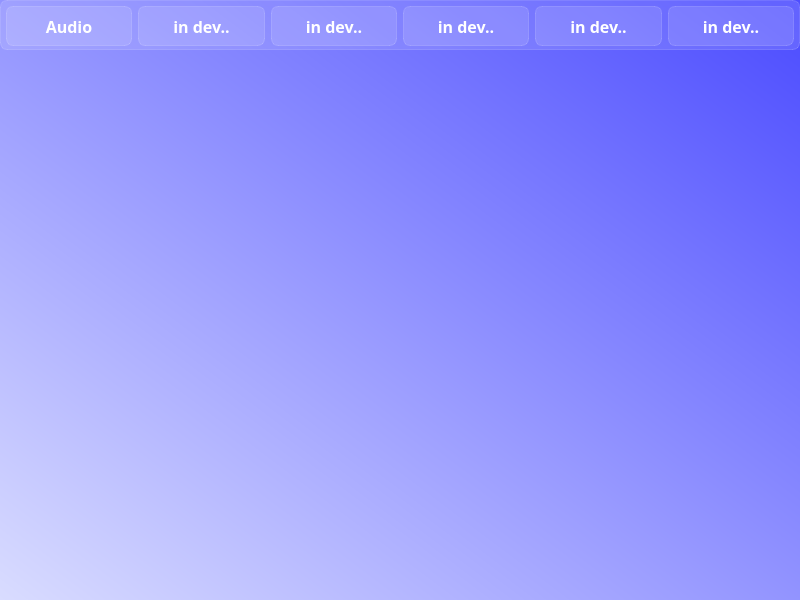
Skorikof/BlackPearl, file src/blackpearl/ui/ui/main_ui.ui: the form before one commit.
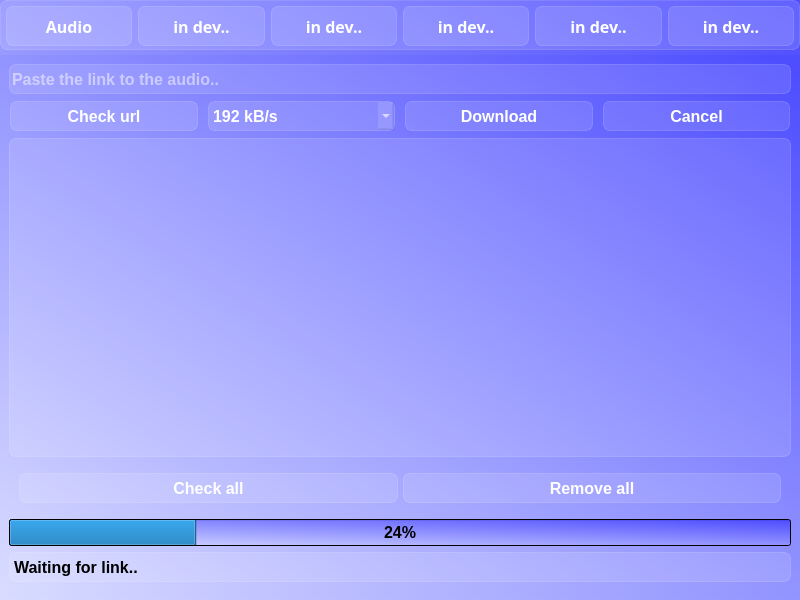
The form after the commit.

```diff
--- a/src/blackpearl/ui/ui/main_ui.ui
+++ b/src/blackpearl/ui/ui/main_ui.ui
@@ -32,7 +32,7 @@
    </property>
    <layout class="QVBoxLayout" name="verticalLayout">
     <property name="spacing">
-     <number>0</number>
+     <number>5</number>
     </property>
     <property name="leftMargin">
      <number>0</number>
@@ -43,9 +43,6 @@
     <property name="rightMargin">
      <number>0</number>
     </property>
-    <property name="bottomMargin">
-     <number>0</number>
-    </property>
     <item>
      <widget class="QFrame" name="main_mtn_frame">
       <property name="maximumSize">
@@ -305,22 +302,438 @@
      </widget>
     </item>
     <item>
-     <widget class="QFrame" name="frame">
-      <property name="maximumSize">
-       <size>
-        <width>16777215</width>
-        <height>16777215</height>
-       </size>
+     <widget class="QStackedWidget" name="stackedWidget">
+      <property name="currentIndex">
+       <number>0</number>
       </property>
-      <property name="styleSheet">
-       <string notr="true">background-color: rgba(255, 255, 255, 0);</string>
-      </property>
-      <property name="frameShape">
-       <enum>QFrame::Shape::StyledPanel</enum>
-      </property>
-      <property name="frameShadow">
-       <enum>QFrame::Shadow::Raised</enum>
-      </property>
+      <widget class="QWidget" name="audio_page">
+       <layout class="QVBoxLayout" name="verticalLayout_2">
+        <item>
+         <widget class="QLineEdit" name="audio_url_le">
+          <property name="minimumSize">
+           <size>
+            <width>0</width>
+            <height>30</height>
+           </size>
+          </property>
+          <property name="maximumSize">
+           <size>
+            <width>16777215</width>
+            <height>30</height>
+           </size>
+          </property>
+          <property name="font">
+           <font>
+            <family>System</family>
+            <pointsize>12</pointsize>
+            <bold>true</bold>
+           </font>
+          </property>
+          <property name="styleSheet">
+           <string notr="true">color: white;
+background-color: rgba(255, 255, 255, 30);
+border: 1px solid rgba(255, 255, 255, 40);
+border-radius: 7px;
+</string>
+          </property>
+          <property name="text">
+           <string/>
+          </property>
+          <property name="placeholderText">
+           <string>Paste the link to the audio..</string>
+          </property>
+         </widget>
+        </item>
+        <item>
+         <widget class="QFrame" name="audio_btn_frame">
+          <property name="styleSheet">
+           <string notr="true">background-color: rgba(255, 255, 255, 0);
+border: 1px solid rgba(255, 255, 255, 0);
+border-radius: 7px;</string>
+          </property>
+          <layout class="QHBoxLayout" name="horizontalLayout_2">
+           <property name="spacing">
+            <number>10</number>
+           </property>
+           <property name="leftMargin">
+            <number>0</number>
+           </property>
+           <property name="topMargin">
+            <number>0</number>
+           </property>
+           <property name="rightMargin">
+            <number>0</number>
+           </property>
+           <property name="bottomMargin">
+            <number>0</number>
+           </property>
+           <item>
+            <widget class="QPushButton" name="audio_check_btn">
+             <property name="minimumSize">
+              <size>
+               <width>0</width>
+               <height>30</height>
+              </size>
+             </property>
+             <property name="maximumSize">
+              <size>
+               <width>16777215</width>
+               <height>30</height>
+              </size>
+             </property>
+             <property name="font">
+              <font>
+               <family>Arial</family>
+               <pointsize>12</pointsize>
+               <bold>true</bold>
+              </font>
+             </property>
+             <property name="styleSheet">
+              <string notr="true">QPushButton {
+color: white;
+background-color: rgba(255, 255, 255, 30);
+border: 1px solid rgba(255, 255, 255, 40);
+border-radius: 7px;
+}
+
+QPushButton:hover {
+background-color: rgba(255, 255, 255, 40);
+}
+
+QPushButton:pressed {
+background-color: rgba(255, 255, 255, 70);
+}
+</string>
+             </property>
+             <property name="text">
+              <string>Check url</string>
+             </property>
+            </widget>
+           </item>
+           <item>
+            <widget class="QComboBox" name="audio_quality_cb">
+             <property name="minimumSize">
+              <size>
+               <width>0</width>
+               <height>30</height>
+              </size>
+             </property>
+             <property name="maximumSize">
+              <size>
+               <width>16777215</width>
+               <height>30</height>
+              </size>
+             </property>
+             <property name="font">
+              <font>
+               <family>Arial</family>
+               <pointsize>12</pointsize>
+               <bold>true</bold>
+              </font>
+             </property>
+             <property name="styleSheet">
+              <string notr="true">color: white;
+background-color: rgba(255, 255, 255, 30);
+border: 1px solid rgba(255, 255, 255, 40);
+border-radius: 7px;</string>
+             </property>
+             <property name="currentIndex">
+              <number>1</number>
+             </property>
+             <item>
+              <property name="text">
+               <string>128 kB/s</string>
+              </property>
+             </item>
+             <item>
+              <property name="text">
+               <string>192 kB/s</string>
+              </property>
+             </item>
+             <item>
+              <property name="text">
+               <string>320 kB/s</string>
+              </property>
+             </item>
+            </widget>
+           </item>
+           <item>
+            <widget class="QPushButton" name="audio_download_btn">
+             <property name="minimumSize">
+              <size>
+               <width>0</width>
+               <height>30</height>
+              </size>
+             </property>
+             <property name="maximumSize">
+              <size>
+               <width>16777215</width>
+               <height>30</height>
+              </size>
+             </property>
+             <property name="font">
+              <font>
+               <family>Arial</family>
+               <pointsize>12</pointsize>
+               <bold>true</bold>
+              </font>
+             </property>
+             <property name="styleSheet">
+              <string notr="true">QPushButton {
+color: white;
+background-color: rgba(255, 255, 255, 30);
+border: 1px solid rgba(255, 255, 255, 40);
+border-radius: 7px;
+}
+
+QPushButton:hover {
+background-color: rgba(255, 255, 255, 40);
+}
+
+QPushButton:pressed {
+background-color: rgba(255, 255, 255, 70);
+}
+</string>
+             </property>
+             <property name="text">
+              <string>Download</string>
+             </property>
+            </widget>
+           </item>
+           <item>
+            <widget class="QPushButton" name="audio_cancel_btn">
+             <property name="minimumSize">
+              <size>
+               <width>0</width>
+               <height>30</height>
+              </size>
+             </property>
+             <property name="maximumSize">
+              <size>
+               <width>16777215</width>
+               <height>30</height>
+              </size>
+             </property>
+             <property name="font">
+              <font>
+               <family>Arial</family>
+               <pointsize>12</pointsize>
+               <bold>true</bold>
+              </font>
+             </property>
+             <property name="styleSheet">
+              <string notr="true">QPushButton {
+color: white;
+background-color: rgba(255, 255, 255, 30);
+border: 1px solid rgba(255, 255, 255, 40);
+border-radius: 7px;
+}
+
+QPushButton:hover {
+background-color: rgba(255, 255, 255, 40);
+}
+
+QPushButton:pressed {
+background-color: rgba(255, 255, 255, 70);
+}
+</string>
+             </property>
+             <property name="text">
+              <string>Cancel</string>
+             </property>
+            </widget>
+           </item>
+          </layout>
+         </widget>
+        </item>
+        <item>
+         <widget class="QTableWidget" name="audio_tableWidget">
+          <property name="styleSheet">
+           <string notr="true">color: white;
+background-color: rgba(255, 255, 255, 30);
+border: 1px solid rgba(255, 255, 255, 40);
+border-radius: 7px;
+</string>
+          </property>
+         </widget>
+        </item>
+        <item>
+         <widget class="QFrame" name="audio_check_btn_frame">
+          <property name="styleSheet">
+           <string notr="true">background-color: rgba(255, 255, 255, 0);
+border: 1px solid rgba(255, 255, 255, 0);
+border-radius: 7px;
+</string>
+          </property>
+          <layout class="QHBoxLayout" name="horizontalLayout_3">
+           <property name="spacing">
+            <number>5</number>
+           </property>
+           <item>
+            <widget class="QPushButton" name="audio_check_all_btn">
+             <property name="minimumSize">
+              <size>
+               <width>0</width>
+               <height>30</height>
+              </size>
+             </property>
+             <property name="maximumSize">
+              <size>
+               <width>16777215</width>
+               <height>30</height>
+              </size>
+             </property>
+             <property name="font">
+              <font>
+               <family>Arial</family>
+               <pointsize>12</pointsize>
+               <bold>true</bold>
+              </font>
+             </property>
+             <property name="styleSheet">
+              <string notr="true">QPushButton {
+color: white;
+background-color: rgba(255, 255, 255, 30);
+border: 1px solid rgba(255, 255, 255, 40);
+border-radius: 7px;
+}
+
+QPushButton:hover {
+background-color: rgba(255, 255, 255, 40);
+}
+
+QPushButton:pressed {
+background-color: rgba(255, 255, 255, 70);
+}
+</string>
+             </property>
+             <property name="text">
+              <string>Check all</string>
+             </property>
+            </widget>
+           </item>
+           <item>
+            <widget class="QPushButton" name="audio_remove_all_btn">
+             <property name="minimumSize">
+              <size>
+               <width>0</width>
+               <height>30</height>
+              </size>
+             </property>
+             <property name="maximumSize">
+              <size>
+               <width>16777215</width>
+               <height>30</height>
+              </size>
+             </property>
+             <property name="font">
+              <font>
+               <family>Arial</family>
+               <pointsize>12</pointsize>
+               <bold>true</bold>
+              </font>
+             </property>
+             <property name="styleSheet">
+              <string notr="true">QPushButton {
+color: white;
+background-color: rgba(255, 255, 255, 30);
+border: 1px solid rgba(255, 255, 255, 40);
+border-radius: 7px;
+}
+
+QPushButton:hover {
+background-color: rgba(255, 255, 255, 40);
+}
+
+QPushButton:pressed {
+background-color: rgba(255, 255, 255, 70);
+}
+</string>
+             </property>
+             <property name="text">
+              <string>Remove all</string>
+             </property>
+            </widget>
+           </item>
+          </layout>
+         </widget>
+        </item>
+        <item>
+         <widget class="QProgressBar" name="audio_progressBar">
+          <property name="font">
+           <font>
+            <family>Arial</family>
+            <pointsize>12</pointsize>
+            <bold>true</bold>
+           </font>
+          </property>
+          <property name="value">
+           <number>24</number>
+          </property>
+         </widget>
+        </item>
+        <item>
+         <widget class="QLabel" name="audio_label">
+          <property name="minimumSize">
+           <size>
+            <width>0</width>
+            <height>30</height>
+           </size>
+          </property>
+          <property name="maximumSize">
+           <size>
+            <width>16777215</width>
+            <height>30</height>
+           </size>
+          </property>
+          <property name="font">
+           <font>
+            <family>Arial</family>
+            <pointsize>12</pointsize>
+            <bold>true</bold>
+           </font>
+          </property>
+          <property name="styleSheet">
+           <string notr="true">color: black;
+background-color: rgba(255, 255, 255, 30);
+border: 1px solid rgba(255, 255, 255, 40);
+border-radius: 7px;
+</string>
+          </property>
+          <property name="text">
+           <string>Waiting for link..</string>
+          </property>
+         </widget>
+        </item>
+       </layout>
+      </widget>
+      <widget class="QWidget" name="dev_page">
+       <layout class="QVBoxLayout" name="verticalLayout_3">
+        <item>
+         <widget class="QLabel" name="dev_label">
+          <property name="font">
+           <font>
+            <family>Arial Black</family>
+            <pointsize>14</pointsize>
+            <bold>true</bold>
+           </font>
+          </property>
+          <property name="styleSheet">
+           <string notr="true">color: white;
+background-color: rgba(255, 255, 255, 30);
+border: 1px solid rgba(255, 255, 255, 40);
+border-radius: 7px;</string>
+          </property>
+          <property name="text">
+           <string>Feature in development..</string>
+          </property>
+          <property name="alignment">
+           <set>Qt::AlignmentFlag::AlignCenter</set>
+          </property>
+         </widget>
+        </item>
+       </layout>
+      </widget>
      </widget>
     </item>
    </layout>
```
